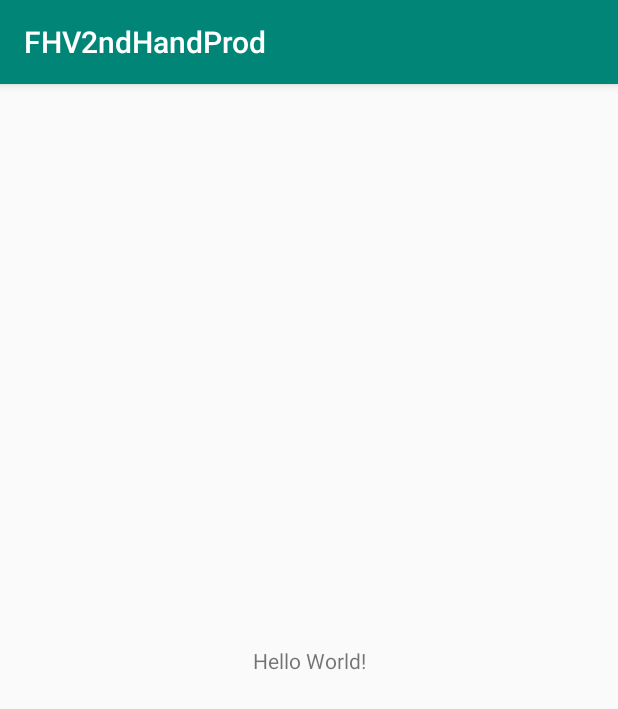
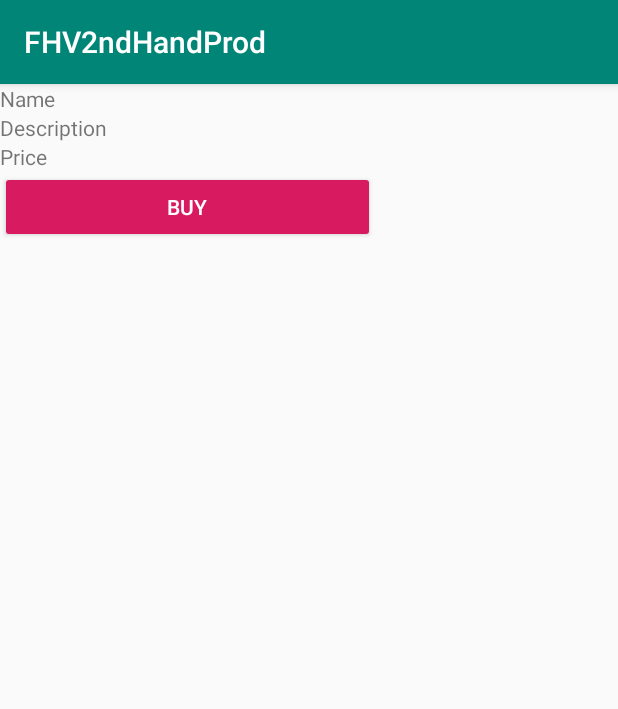
Before and after one commit to 16JunYS/FHV2ndHandProd, an Android app: the screen it shows after launch (MainActivity), on a phone screen of 412 x 824 dp. Shown: the top 709 px of the screen. Run offline under Robolectric (Android 15) with nearby library versions, the phone set to English and light mode, and no system bars.

Commit message:
Main activity 1 item

```diff
--- a/app/src/main/res/layout/activity_main.xml
+++ b/app/src/main/res/layout/activity_main.xml
@@ -6,14 +6,50 @@
     android:layout_height="match_parent"
     tools:context=".MainActivity">
 
-    <TextView
-        android:layout_width="wrap_content"
-        android:layout_height="wrap_content"
-        android:text="Hello World!"
-        app:layout_constraintBottom_toBottomOf="parent"
-        app:layout_constraintLeft_toLeftOf="parent"
-        app:layout_constraintRight_toRightOf="parent"
-        app:layout_constraintTop_toTopOf="parent"
-        android:onClick="TEMP_register"/>
+    <LinearLayout
+        android:layout_width="match_parent"
+        android:layout_height="match_parent"
+        android:orientation="vertical">
+
+        <TextView
+            android:id="@+id/productNameEditText"
+            android:layout_width="match_parent"
+            android:layout_height="wrap_content"
+            android:ems="10"
+            android:inputType="textPersonName"
+            android:text="Name"
+            android:onClick="TEMP_register"/>
+
+        <TextView
+            android:id="@+id/productDescriptionEditText"
+            android:layout_width="match_parent"
+            android:layout_height="wrap_content"
+            android:ems="10"
+            android:inputType="textPersonName"
+            android:text="Description" />
+
+        <ImageView
+            android:id="@+id/productImageView"
+            android:layout_width="match_parent"
+            android:layout_height="wrap_content"
+            tools:srcCompat="@tools:sample/avatars[10]" />
+
+        <TextView
+            android:id="@+id/productPriceEditText"
+            android:layout_width="match_parent"
+            android:layout_height="wrap_content"
+            android:ems="10"
+            android:inputType="numberSigned"
+            android:text="Price" />
+
+        <Button
+            android:id="@+id/buyButton"
+            style="@style/Widget.AppCompat.Button.Colored"
+            android:layout_width="250dp"
+            android:gravity="center"
+            android:layout_height="wrap_content"
+            android:text="Buy" />
+    </LinearLayout>
+
 
 </android.support.constraint.ConstraintLayout>
```
